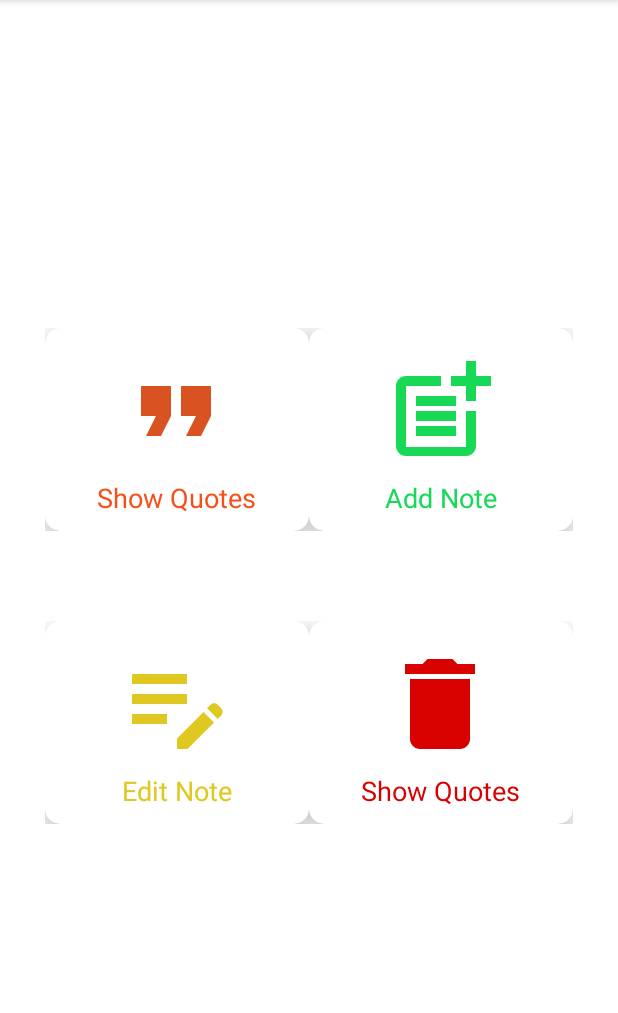
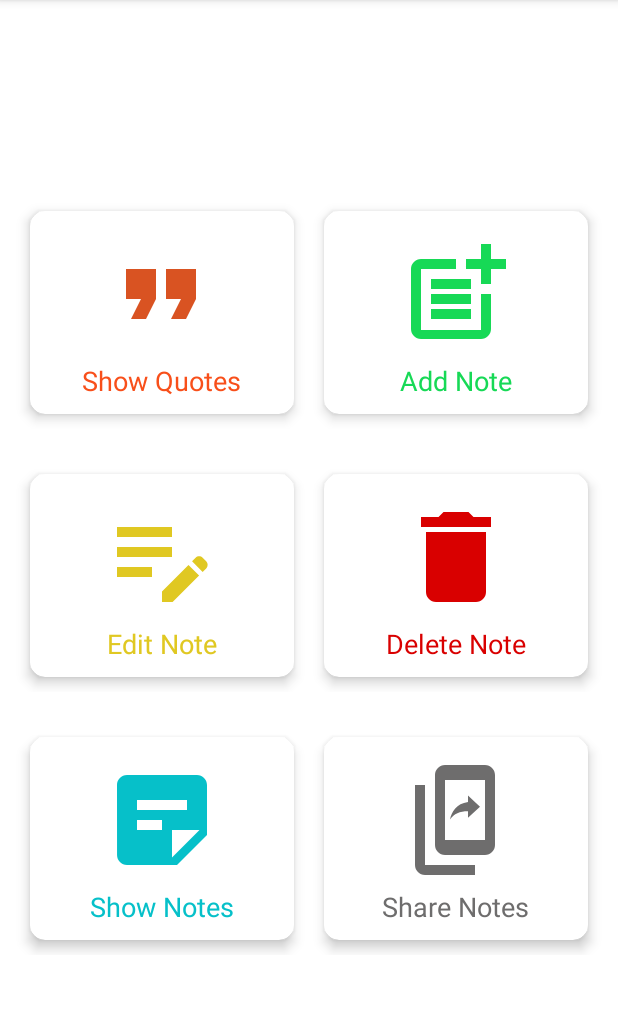
Before and after one commit to Syed-Bipul-Rahman/NoteVerse, an Android app: the screen it shows after launch (MainActivity), on a phone screen of 412 x 824 dp, the part 84-1097 px from its top. Run offline under Robolectric (Android 15) with nearby library versions, the phone set to English and light mode, and no system bars.

Commit message:
[UPDATE] ui updated

```diff
--- /dev/null
+++ b/app/src/main/res/drawable/ic_baseline_offline_share_24.xml
@@ -0,0 +1,5 @@
+<vector android:autoMirrored="true" android:height="24dp"
+    android:tint="#6E6D6D" android:viewportHeight="24"
+    android:viewportWidth="24" android:width="24dp" xmlns:android="http://schemas.android.com/apk/res/android">
+    <path android:fillColor="@android:color/white" android:pathData="M14.6,10.26v1.31L17,9.33 14.6,7.1v1.28c-2.33,0.32 -3.26,1.92 -3.6,3.52 0.83,-1.13 1.93,-1.64 3.6,-1.64zM16,23L6,23c-1.1,0 -2,-0.9 -2,-2L4,5h2v16h10v2zM18,1h-8c-1.1,0 -2,0.9 -2,2v14c0,1.1 0.9,2 2,2h8c1.1,0 2,-0.9 2,-2L20,3c0,-1.1 -0.9,-2 -2,-2zM18,16h-8L10,4h8v12z"/>
+</vector>
--- /dev/null
+++ b/app/src/main/res/drawable/ic_baseline_sticky_note_2_24.xml
@@ -0,0 +1,5 @@
+<vector android:autoMirrored="true" android:height="24dp"
+    android:tint="#06C0C9" android:viewportHeight="24"
+    android:viewportWidth="24" android:width="24dp" xmlns:android="http://schemas.android.com/apk/res/android">
+    <path android:fillColor="@android:color/white" android:pathData="M19,3H4.99C3.89,3 3,3.9 3,5l0.01,14c0,1.1 0.89,2 1.99,2h10l6,-6V5C21,3.9 20.1,3 19,3zM7,8h10v2H7V8zM12,14H7v-2h5V14zM14,19.5V14h5.5L14,19.5z"/>
+</vector>
--- a/app/src/main/res/layout/activity_main.xml
+++ b/app/src/main/res/layout/activity_main.xml
@@ -5,6 +5,7 @@
     android:layout_width="match_parent"
     android:layout_height="match_parent"
     android:layout_gravity="center"
+    android:layout_margin="20dp"
     android:gravity="center"
     android:orientation="vertical"
     android:weightSum="2"
@@ -15,10 +16,10 @@
         android:layout_width="match_parent"
         android:layout_height="wrap_content"
         android:layout_gravity="center"
-        android:layout_margin="10dp"
+
         android:gravity="center"
         android:orientation="horizontal"
-        android:padding="20dp"
+        android:padding="10dp"
         android:weightSum="2">
 
         <androidx.cardview.widget.CardView
@@ -26,10 +27,11 @@
             android:layout_width="0dp"
             android:layout_height="wrap_content"
             android:layout_gravity="center"
+            android:layout_margin="10dp"
             android:layout_weight="1"
             android:padding="10dp"
             app:cardCornerRadius="10dp"
-            app:cardElevation="18dp">
+            app:cardElevation="5dp">
 
             <LinearLayout
                 android:layout_width="wrap_content"
@@ -59,10 +61,11 @@
         <androidx.cardview.widget.CardView
             android:layout_width="0dp"
             android:layout_height="wrap_content"
+            android:layout_margin="10dp"
             android:layout_weight="1"
             android:padding="10dp"
             app:cardCornerRadius="10dp"
-            app:cardElevation="18dp">
+            app:cardElevation="5dp">
 
             <LinearLayout
                 android:layout_width="wrap_content"
@@ -94,19 +97,20 @@
         android:layout_width="match_parent"
         android:layout_height="wrap_content"
         android:layout_gravity="center"
-        android:layout_margin="10dp"
+
         android:gravity="center"
         android:orientation="horizontal"
-        android:padding="20dp"
+        android:padding="10dp"
         android:weightSum="2">
 
         <androidx.cardview.widget.CardView
             android:layout_width="0dp"
             android:layout_height="wrap_content"
+            android:layout_margin="10dp"
             android:layout_weight="1"
             android:padding="10dp"
             app:cardCornerRadius="10dp"
-            app:cardElevation="18dp">
+            app:cardElevation="5dp">
 
             <LinearLayout
                 android:layout_width="wrap_content"
@@ -136,10 +140,11 @@
         <androidx.cardview.widget.CardView
             android:layout_width="0dp"
             android:layout_height="wrap_content"
+            android:layout_margin="10dp"
             android:layout_weight="1"
             android:padding="10dp"
             app:cardCornerRadius="10dp"
-            app:cardElevation="18dp">
+            app:cardElevation="5dp">
 
             <LinearLayout
                 android:layout_width="wrap_content"
@@ -159,7 +164,7 @@
                 <TextView
                     android:layout_width="wrap_content"
                     android:layout_height="wrap_content"
-                    android:text="Show Quotes"
+                    android:text="Delete Note"
                     android:textColor="@color/red"
                     android:textSize="18sp" />
 
@@ -167,4 +172,85 @@
         </androidx.cardview.widget.CardView>
     </LinearLayout>
 
+    <LinearLayout
+        android:layout_width="match_parent"
+        android:layout_height="wrap_content"
+        android:layout_gravity="center"
+
+        android:gravity="center"
+        android:orientation="horizontal"
+        android:padding="10dp"
+        android:weightSum="2">
+
+        <androidx.cardview.widget.CardView
+            android:layout_width="0dp"
+            android:layout_height="wrap_content"
+            android:layout_margin="10dp"
+            android:layout_weight="1"
+            android:padding="10dp"
+            app:cardCornerRadius="10dp"
+            app:cardElevation="5dp">
+
+            <LinearLayout
+                android:layout_width="wrap_content"
+                android:layout_height="wrap_content"
+                android:layout_gravity="center"
+                android:gravity="center"
+                android:orientation="vertical"
+                android:padding="10dp">
+
+                <ImageView
+                    android:layout_width="80dp"
+                    android:layout_height="80dp"
+                    android:layout_gravity="center"
+                    android:layout_margin="5dp"
+                    android:src="@drawable/ic_baseline_sticky_note_2_24" />
+
+                <TextView
+                    android:layout_width="wrap_content"
+                    android:layout_height="wrap_content"
+                    android:text="Show Notes"
+                    android:textColor="@color/skyblue"
+                    android:textSize="18sp" />
+
+            </LinearLayout>
+        </androidx.cardview.widget.CardView>
+
+        <androidx.cardview.widget.CardView
+            android:layout_width="0dp"
+            android:layout_height="wrap_content"
+            android:layout_margin="10dp"
+            android:layout_weight="1"
+            android:padding="10dp"
+            app:cardCornerRadius="10dp"
+            app:cardElevation="5dp">
+
+            <LinearLayout
+                android:layout_width="wrap_content"
+                android:layout_height="wrap_content"
+                android:layout_gravity="center"
+                android:gravity="center"
+                android:orientation="vertical"
+                android:padding="10dp">
+
+                <ImageView
+                    android:layout_width="80dp"
+                    android:layout_height="80dp"
+                    android:layout_gravity="center"
+                    android:layout_margin="5dp"
+                    android:src="@drawable/ic_baseline_offline_share_24" />
+
+                <TextView
+                    android:layout_width="wrap_content"
+                    android:layout_height="wrap_content"
+                    android:text="Share Notes"
+                    android:textColor="@color/sharecolor"
+                    android:textSize="18sp" />
+
+            </LinearLayout>
+        </androidx.cardview.widget.CardView>
+
+
+    </LinearLayout>
+
 </LinearLayout>
--- a/app/src/main/res/values/colors.xml
+++ b/app/src/main/res/values/colors.xml
@@ -11,4 +11,6 @@
     <color name="greenlight">#17D956</color>
     <color name="yellow">#E0C822</color>
     <color name="red">#D90000</color>
+    <color name="skyblue">#06C0C9</color>
+    <color name="sharecolor">#6E6D6D</color>
 </resources>
```
